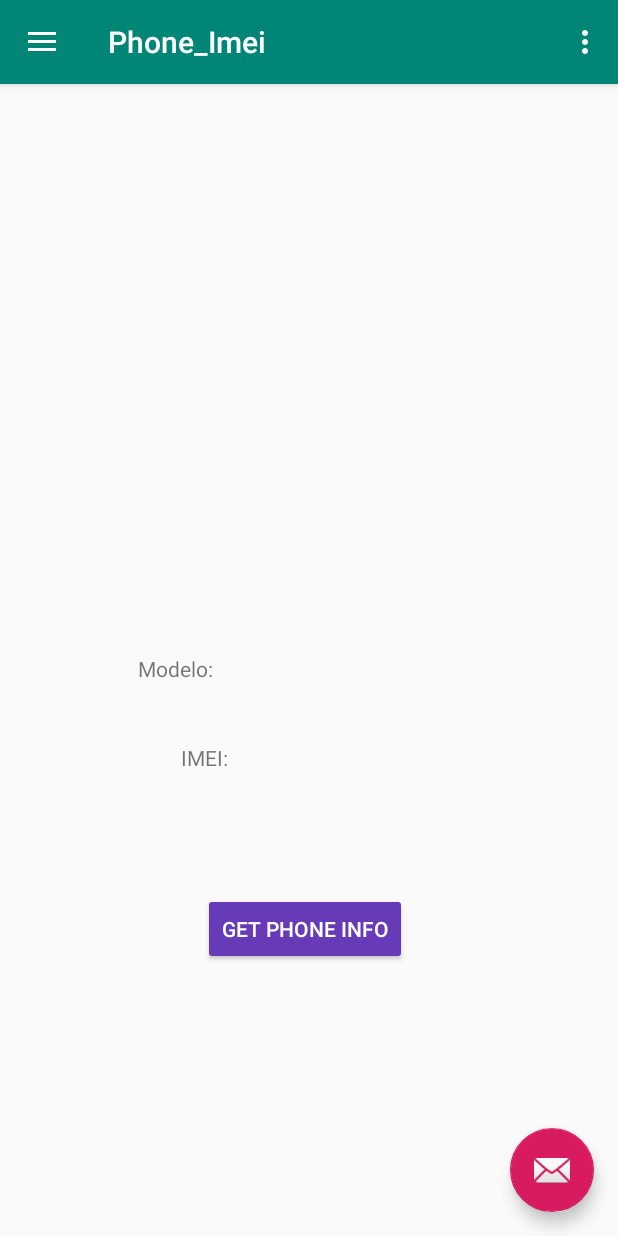
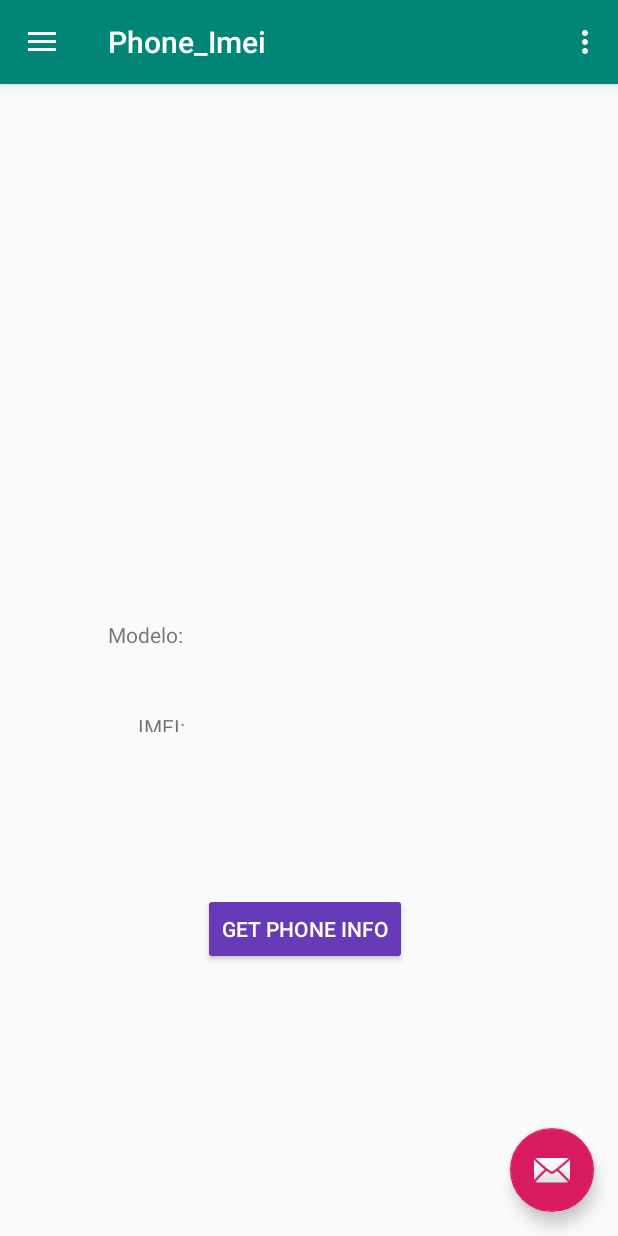
Before and after one commit to ChihYaoYang/Android-CestadeFerramenta2.0, an Android app: the screen it shows after launch (MainActivity), in the side drawer, after a tap on "Phone_Imei", on a phone screen of 412 x 824 dp. Run offline under Robolectric (Android 15) with nearby library versions, the phone set to English and light mode, and no system bars; 3 statements that could not run were skipped.

Commit message:
ajuste QR_code problem open câmera

```diff
--- a/app/src/main/java/com/example/senac/ferramentas20/QRcodeFragment.java
+++ b/app/src/main/java/com/example/senac/ferramentas20/QRcodeFragment.java
@@ -13,6 +13,7 @@ import android.view.SurfaceHolder;
 import android.view.SurfaceView;
 import android.view.View;
 import android.view.ViewGroup;
+import android.widget.Button;
 import android.widget.TextView;
 
 import com.google.android.gms.vision.CameraSource;
@@ -20,11 +21,11 @@ import com.google.android.gms.vision.Detector;
 import com.google.android.gms.vision.barcode.Barcode;
 import com.google.android.gms.vision.barcode.BarcodeDetector;
 
-
 public class QRcodeFragment extends Fragment {
     //Declara variável
     SurfaceView surfaceView;
     TextView textView;
+    Button scanner;
     //Declara câmera
     CameraSource cameraSource;
     //Declara plugins do Google (Vision)(QR_Code)
@@ -35,28 +36,26 @@ public class QRcodeFragment extends Fragment {
                              Bundle savedInstanceState) {
         View view = inflater.inflate(R.layout.fragment_qr_code, container, false);
 
-        //check permissão
-        permissao_camera();
-
         //find ID
         surfaceView = view.findViewById(R.id.surfaceView);
         textView = view.findViewById(R.id.qrtextview);
+        scanner = view.findViewById(R.id.scanner);
+
+        scanner.setOnClickListener(new View.OnClickListener() {
+            @Override
+            public void onClick(View view) {
+                opencamera();
+            }
+        });
 
         barcodeDetector = new BarcodeDetector.Builder(getActivity()).setBarcodeFormats(Barcode.QR_CODE).build();
         cameraSource = new CameraSource.Builder(getActivity(), barcodeDetector).setRequestedPreviewSize(300, 300).build();
-        //讓SurfaceView上面顯示東西
+        //讓SurfaceView上面顯示東西 (Exibir objeto SurfaceView)
+        //把相機畫面印在上面(Exibir câmera no SurfaceView)
         surfaceView.getHolder().addCallback(new SurfaceHolder.Callback() {
-            //把相機畫面印在上面
             @Override
             public void surfaceCreated(SurfaceHolder surfaceHolder) {
-                if(ActivityCompat.checkSelfPermission(getActivity(), Manifest.permission.CAMERA) != PackageManager.PERMISSION_GRANTED) {
-                    return;
-                }
-                try {
-                    cameraSource.start(surfaceHolder);
-                } catch (Exception e) {
-                    e.printStackTrace();
-                }
+
             }
 
             @Override
@@ -64,7 +63,7 @@ public class QRcodeFragment extends Fragment {
 
             }
 
-            //在關閉的同時就會關掉相機
+            //在關閉的同時就會關掉相機 (Quando fecha, fecha câmera)
             @Override
             public void surfaceDestroyed(SurfaceHolder holder) {
                 cameraSource.stop();
@@ -79,7 +78,7 @@ public class QRcodeFragment extends Fragment {
 
             @Override
             public void receiveDetections(Detector.Detections<Barcode> detections) {
-                //讓他判斷是不是有掃描到條碼，有的話就顯示出來
+                //讓他判斷是不是有掃描到條碼，有的話就顯示出來 (Valida scanner)
                 final SparseArray<Barcode> qrCodes = detections.getDetectedItems();
                 if (qrCodes.size() != 0) {
                     textView.post(new Runnable() {
@@ -94,10 +93,17 @@ public class QRcodeFragment extends Fragment {
         return view;
     }
 
-
-    public void permissao_camera() {
+    public void opencamera() {
+        //Validar permissão
         if (ActivityCompat.checkSelfPermission(getActivity(), Manifest.permission.CAMERA) != PackageManager.PERMISSION_GRANTED) {
             ActivityCompat.requestPermissions(getActivity(), new String[]{Manifest.permission.CAMERA}, 1);
+        } else {
+            try {
+                //exibir câmera no surfaceView
+                cameraSource.start(surfaceView.getHolder());
+            } catch (Exception e) {
+                e.printStackTrace();
+            }
         }
     }
 }
--- a/app/src/main/res/layout/fragment_phone_imei.xml
+++ b/app/src/main/res/layout/fragment_phone_imei.xml
@@ -39,10 +39,10 @@
             android:text=""
             app:layout_constraintBottom_toBottomOf="parent"
             app:layout_constraintEnd_toEndOf="parent"
-            app:layout_constraintHorizontal_bias="0.473"
+            app:layout_constraintHorizontal_bias="0.498"
             app:layout_constraintStart_toStartOf="parent"
             app:layout_constraintTop_toTopOf="parent"
-            app:layout_constraintVertical_bias="0.619" />
+            app:layout_constraintVertical_bias="0.56" />
 
         <TextView
             android:id="@+id/modelo"
@@ -55,37 +55,41 @@
             android:text=""
             app:layout_constraintBottom_toBottomOf="parent"
             app:layout_constraintEnd_toEndOf="parent"
-            app:layout_constraintHorizontal_bias="0.534"
+            app:layout_constraintHorizontal_bias="0.498"
             app:layout_constraintStart_toStartOf="parent"
             app:layout_constraintTop_toTopOf="parent"
-            app:layout_constraintVertical_bias="0.534" />
+            app:layout_constraintVertical_bias="0.477" />
 
         <TextView
             android:id="@+id/textView2"
             android:layout_width="wrap_content"
             android:layout_height="wrap_content"
-            android:layout_marginTop="380dp"
+            android:layout_marginStart="8dp"
+            android:layout_marginTop="8dp"
+            android:layout_marginEnd="8dp"
+            android:layout_marginBottom="8dp"
             android:text="Modelo: "
             app:layout_constraintBottom_toBottomOf="parent"
-            app:layout_constraintEnd_toStartOf="@+id/modelo"
-            app:layout_constraintHorizontal_bias="0.555"
+            app:layout_constraintEnd_toEndOf="parent"
+            app:layout_constraintHorizontal_bias="0.187"
             app:layout_constraintStart_toStartOf="parent"
             app:layout_constraintTop_toTopOf="parent"
-            app:layout_constraintVertical_bias="0.0" />
+            app:layout_constraintVertical_bias="0.477" />
 
         <TextView
             android:id="@+id/textView3"
             android:layout_width="wrap_content"
-            android:layout_height="wrap_content"
-            android:layout_marginTop="40dp"
-            android:layout_marginEnd="40dp"
+            android:layout_height="13dp"
+            android:layout_marginStart="8dp"
+            android:layout_marginEnd="8dp"
+            android:layout_marginBottom="8dp"
             android:text="IMEI: "
             app:layout_constraintBottom_toBottomOf="parent"
-            app:layout_constraintEnd_toStartOf="@+id/imeinumber"
-            app:layout_constraintHorizontal_bias="1.0"
+            app:layout_constraintEnd_toEndOf="parent"
+            app:layout_constraintHorizontal_bias="0.232"
             app:layout_constraintStart_toStartOf="parent"
-            app:layout_constraintTop_toBottomOf="@+id/textView2"
-            app:layout_constraintVertical_bias="0.0" />
+            app:layout_constraintTop_toTopOf="parent"
+            app:layout_constraintVertical_bias="0.561" />
 
     </androidx.constraintlayout.widget.ConstraintLayout>
 </FrameLayout>
```
Also changed, not shown: app/src/main/res/layout/fragment_qr_code.xml (+18 -0 lines).
